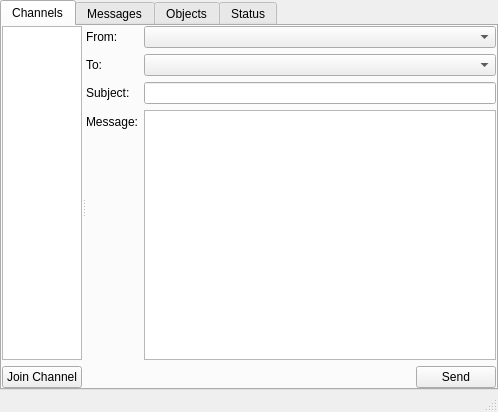
Before: the Qt Designer form hyperbit/gui/data/MainWindow.ui in g1itch/hyperbit, drawn with Qt 5.
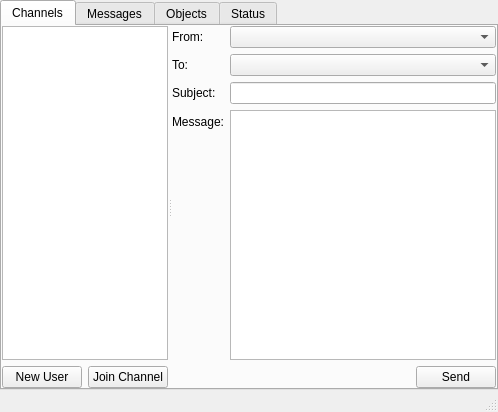
After: the same form once the commit is applied.

What changed in the file:
```diff
--- a/hyperbit/gui/data/MainWindow.ui
+++ b/hyperbit/gui/data/MainWindow.ui
@@ -70,8 +70,15 @@
           </widget>
          </item>
          <item>
-          <layout class="QHBoxLayout" name="horizontalLayout_3">
-           <item>
+          <layout class="QGridLayout" name="gridLayout">
+           <item row="0" column="3">
+            <widget class="QPushButton" name="channels_join">
+             <property name="text">
+              <string>Join Channel</string>
+             </property>
+            </widget>
+           </item>
+           <item row="0" column="0">
             <spacer name="horizontalSpacer_2">
              <property name="orientation">
               <enum>Qt::Horizontal</enum>
@@ -84,10 +91,10 @@
              </property>
             </spacer>
            </item>
-           <item>
-            <widget class="QPushButton" name="channels_join">
+           <item row="0" column="2">
+            <widget class="QPushButton" name="buttonNewUser">
              <property name="text">
-              <string>Join Channel</string>
+              <string>New User</string>
              </property>
             </widget>
            </item>
```
